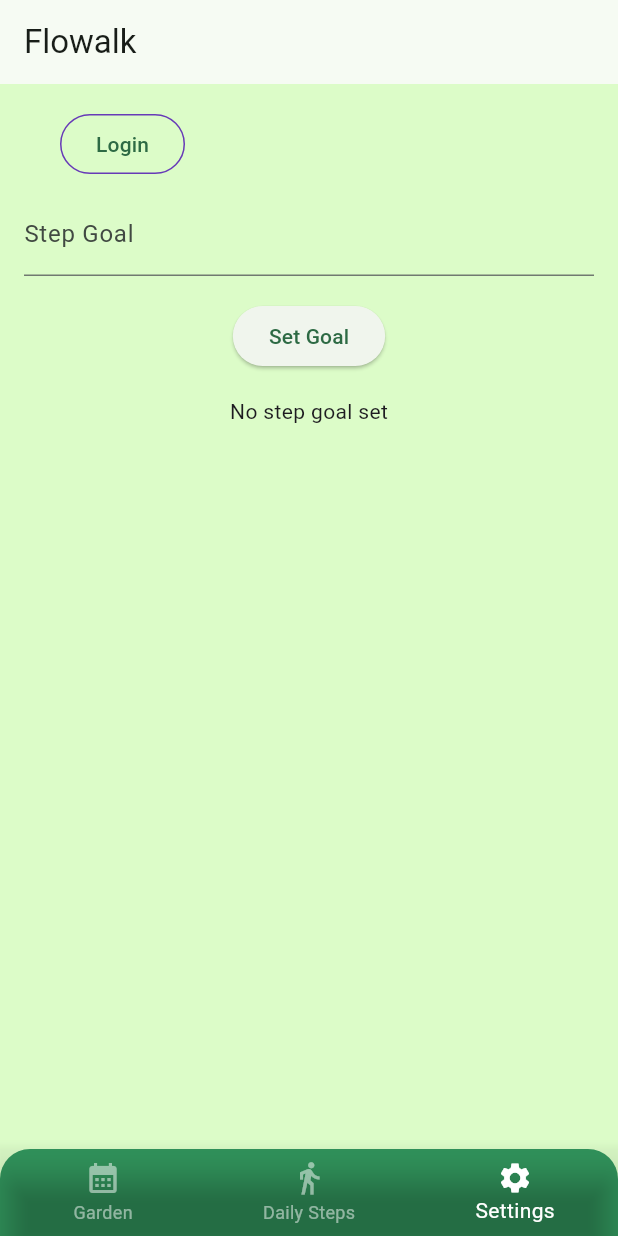
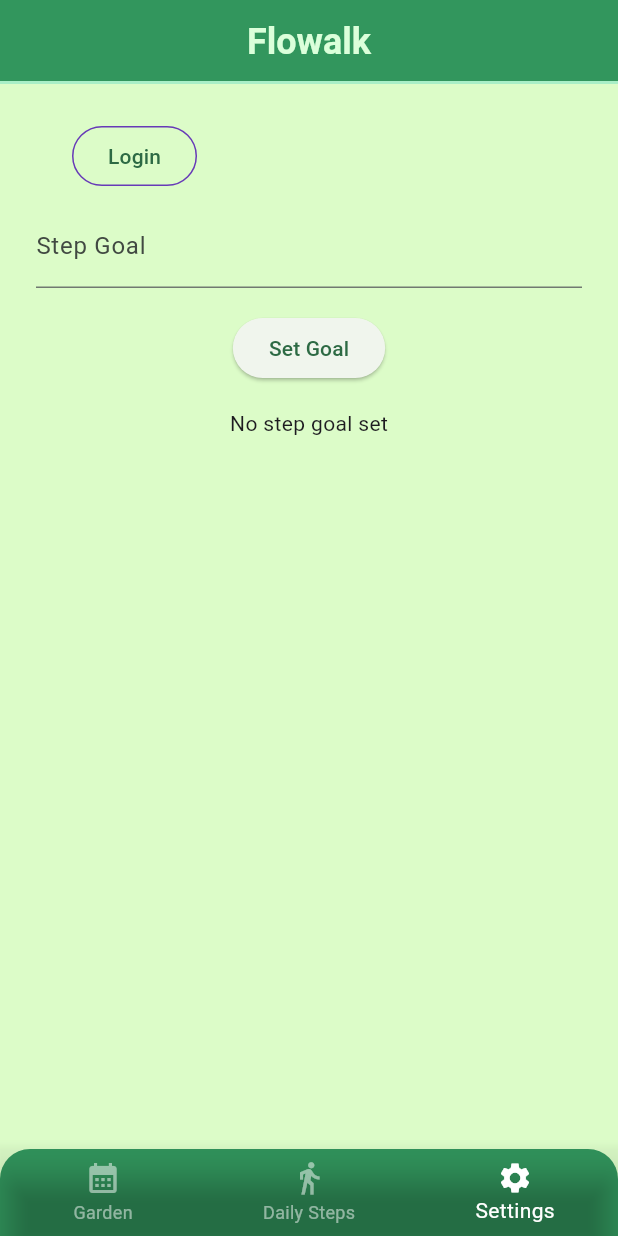
Before and after one commit to nicoalbe/flowalk, a Flutter app: the screen it shows after launch, item 3 of the bottom bar chosen, on a phone screen of 412 x 824 dp. Run offline on Flutter 3.47's test engine with Material 3 defaults, Android fonts, the phone set to English and light mode, and no system bars; our stand-ins replace cloud_firestore, firebase_auth, firebase_core, go_router, google_fonts, pedometer; missing offline and left inert: firebase_ui_auth; accounts and stored records are empty.

Commit message:
title bar

```diff
--- a/flowalk/lib/flower.dart
+++ b/flowalk/lib/flower.dart
@@ -15,9 +15,6 @@ class _FlowerPageState extends State<FlowerPage> {
   @override
   Widget build(BuildContext context) {
     return Scaffold(
-      appBar: AppBar(
-        title: const Text('Flowalk'),
-      ),
       body: ListView(
         children: <Widget>[
           Consumer<ApplicationState>(
--- a/flowalk/lib/garden.dart
+++ b/flowalk/lib/garden.dart
@@ -17,9 +17,6 @@ class _GardenPageState extends State<GardenPage> {
   @override
   Widget build(BuildContext context) {
     return Scaffold(
-      appBar: AppBar(
-        title: const Text('Flowalk'),
-      ),
       body: ListView(
         children: <Widget>[
           Consumer<ApplicationState>(
--- a/flowalk/lib/homepage.dart
+++ b/flowalk/lib/homepage.dart
@@ -29,9 +29,12 @@ class _HomePageState extends State<HomePage> {
   @override
   Widget build(BuildContext context) {
     return Scaffold(
-      body: IndexedStack(
-        index: _selectedIndex,
-        children: _pages,
+      body: Padding(
+        padding: const EdgeInsets.all(8.0),
+        child: IndexedStack(
+          index: _selectedIndex,
+          children: _pages,
+        ),
       ),
       bottomNavigationBar: Container(
       decoration: BoxDecoration(
--- a/flowalk/lib/main.dart
+++ b/flowalk/lib/main.dart
@@ -4,6 +4,7 @@ import 'package:firebase_ui_auth/firebase_ui_auth.dart';
 import 'package:provider/provider.dart';
 import 'package:go_router/go_router.dart';
 import 'package:google_fonts/google_fonts.dart';
+import 'package:flutter/widgets.dart';
 
 import 'app_state.dart';
 import 'homepage.dart';
@@ -93,19 +94,20 @@ final _router = GoRouter(
   ],
 );
 
+
 class App extends StatelessWidget {
-  const App({super.key});
+  const App({Key? key});
 
   @override
   Widget build(BuildContext context) {
     return MaterialApp.router(
       title: 'Flowalk',
       theme: ThemeData(
-        scaffoldBackgroundColor: Color.fromARGB(255, 220, 252, 200), // Set the background color of the Scaffold to yellow
+        scaffoldBackgroundColor: Color.fromARGB(255, 220, 252, 200),
         buttonTheme: Theme.of(context).buttonTheme.copyWith(
-              highlightColor: Colors.deepPurple,
-            ),
-        colorScheme: ColorScheme.fromSeed(seedColor:  Color(0xFF32965D)),
+          highlightColor: Color.fromARGB(255, 50, 150, 93),
+        ),
+        colorScheme: ColorScheme.fromSeed(seedColor: Color(0xFF32965D)),
         textTheme: GoogleFonts.robotoTextTheme(
           Theme.of(context).textTheme,
         ),
@@ -114,6 +116,35 @@ class App extends StatelessWidget {
       ),
       routerConfig: _router,
       debugShowCheckedModeBanner: false,
+      builder: (context, router) {
+        return Builder(
+          builder: (BuildContext context) {
+            return Scaffold(
+              appBar: AppBar(
+                title: Container(
+                  alignment: Alignment.center,
+                  child: Text(
+                    'Flowalk',
+                    style: TextStyle(
+                      fontSize: 24,
+                      fontWeight: FontWeight.bold,
+                      color: Color.fromARGB(255, 219, 255, 218),
+                    ),
+                  ),
+                ),
+                backgroundColor: Color(0xFF32965D),
+                shape: Border(
+                  bottom: BorderSide(
+                    color: Color.fromARGB(219, 188, 252, 216), // Adjust border color
+                    width: 2.0, // Adjust border width
+                  ),
+                ),
+              ),
+              body: router!,
+            );
+          },
+        );
+      },
     );
   }
 }
--- a/flowalk/lib/setting.dart
+++ b/flowalk/lib/setting.dart
@@ -19,9 +19,6 @@ class _SettingPageState extends State<SettingPage> {
   @override
   Widget build(BuildContext context) {
     return Scaffold(
-      appBar: AppBar(
-        title: const Text('Flowalk'),
-      ),
       body: Padding(
         padding: const EdgeInsets.all(16.0),
         child: Form(
```
Also changed, not shown: flowalk/assets/03flower.png, flowalk/assets/logo.png (added).
